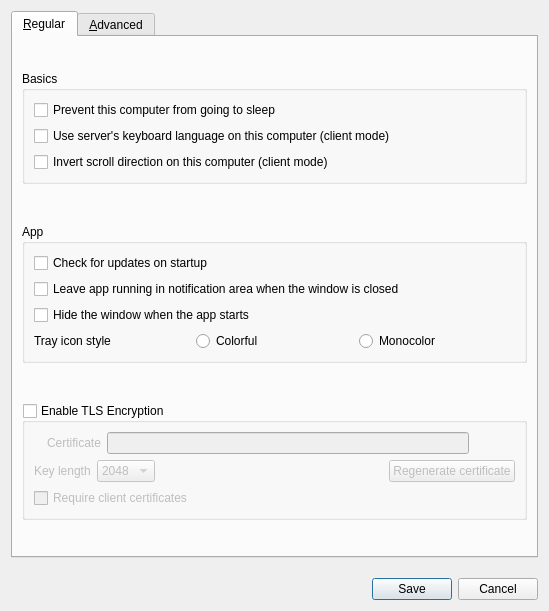
Qt form src/lib/gui/dialogs/SettingsDialog.ui (deskflow/deskflow) before a commit.
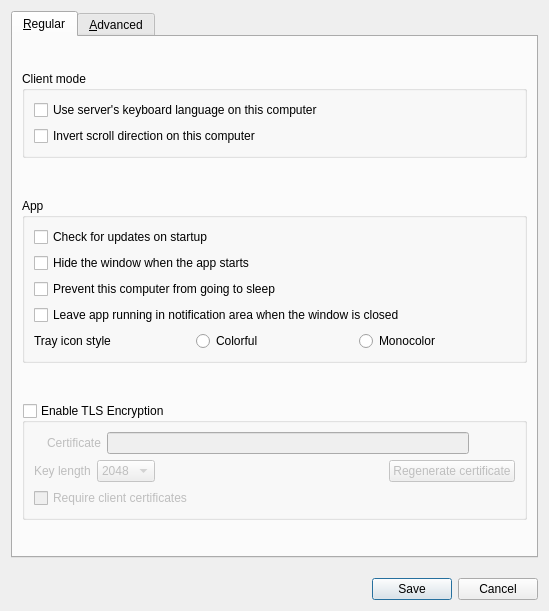
The same form after that commit. Icons and pictures are not drawn.

Commit message: refactor: SettingsDialog, group client options together into a groupClientOptions

The edit to the form file:
```diff
--- a/src/lib/gui/dialogs/SettingsDialog.ui
+++ b/src/lib/gui/dialogs/SettingsDialog.ui
@@ -45,27 +45,20 @@
           </sizepolicy>
          </property>
          <property name="title">
-          <string>Basics</string>
+          <string>Client mode</string>
          </property>
          <layout class="QVBoxLayout" name="_10">
-          <item>
-           <widget class="QCheckBox" name="cbPreventSleep">
-            <property name="text">
-             <string>Prevent this computer from going to sleep</string>
-            </property>
-           </widget>
-          </item>
           <item>
            <widget class="QCheckBox" name="cbLanguageSync">
             <property name="text">
-             <string>Use server's keyboard language on this computer (client mode)</string>
+             <string>Use server's keyboard language on this computer</string>
             </property>
            </widget>
           </item>
           <item>
            <widget class="QCheckBox" name="cbScrollDirection">
             <property name="text">
-             <string>Invert scroll direction on this computer (client mode)</string>
+             <string>Invert scroll direction on this computer</string>
             </property>
            </widget>
           </item>
@@ -91,13 +84,6 @@
             </property>
            </widget>
           </item>
-          <item>
-           <widget class="QCheckBox" name="cbCloseToTray">
-            <property name="text">
-             <string>Leave app running in notification area when the window is closed</string>
-            </property>
-           </widget>
-          </item>
           <item>
            <widget class="QCheckBox" name="cbAutoHide">
             <property name="text">
@@ -105,6 +91,20 @@
             </property>
            </widget>
           </item>
+          <item>
+           <widget class="QCheckBox" name="cbPreventSleep">
+            <property name="text">
+             <string>Prevent this computer from going to sleep</string>
+            </property>
+           </widget>
+          </item>
+          <item>
+           <widget class="QCheckBox" name="cbCloseToTray">
+            <property name="text">
+             <string>Leave app running in notification area when the window is closed</string>
+            </property>
+           </widget>
+          </item>
           <item>
            <layout class="QHBoxLayout" name="horizontalLayout_8">
             <item>
```
Left out of the diff: 4 changed lines with no effect on the pictures. The commit also changes 1 other file.
